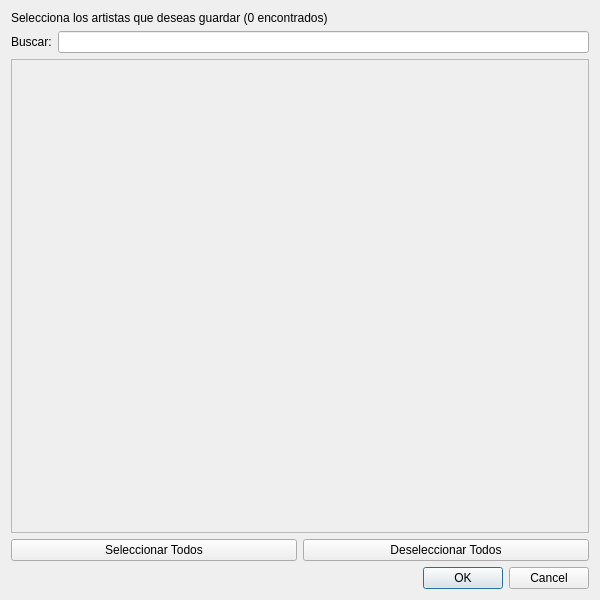
Qt form ui/muspy_artists_dialog.ui (volteret4/mfuz) before a commit.
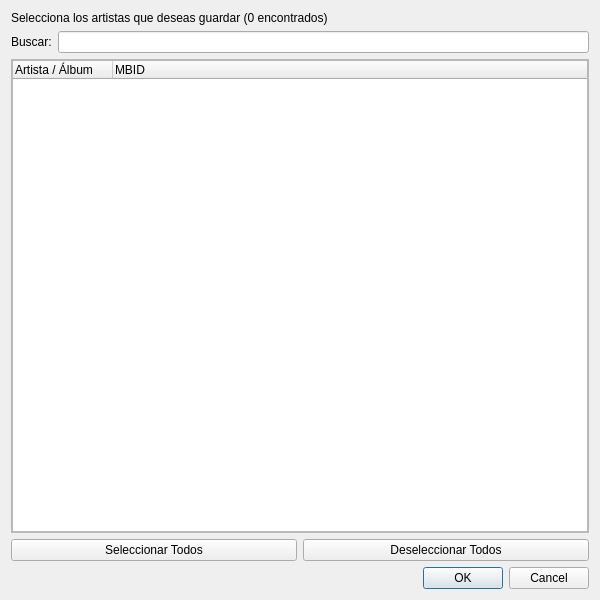
The same form after that commit. The open tabs and pages were chosen to show the change.

The edit to the form file:
```diff
--- a/ui/muspy_artists_dialog.ui
+++ b/ui/muspy_artists_dialog.ui
@@ -52,10 +52,84 @@
         <x>0</x>
         <y>0</y>
         <width>580</width>
-        <height>481</height>
+        <height>464</height>
        </rect>
       </property>
-      <layout class="QVBoxLayout" name="scroll_layout"/>
+      <layout class="QVBoxLayout" name="scroll_layout">
+       <property name="leftMargin">
+        <number>0</number>
+       </property>
+       <property name="topMargin">
+        <number>0</number>
+       </property>
+       <property name="rightMargin">
+        <number>0</number>
+       </property>
+       <property name="bottomMargin">
+        <number>0</number>
+       </property>
+       <item>
+        <widget class="QStackedWidget" name="stackedWidget">
+         <property name="currentIndex">
+          <number>1</number>
+         </property>
+         <widget class="QWidget" name="page">
+          <layout class="QVBoxLayout" name="verticalLayout_2">
+           <property name="leftMargin">
+            <number>0</number>
+           </property>
+           <property name="topMargin">
+            <number>0</number>
+           </property>
+           <property name="rightMargin">
+            <number>0</number>
+           </property>
+           <property name="bottomMargin">
+            <number>0</number>
+           </property>
+           <item>
+            <widget class="QTreeWidget" name="treeWidget">
+             <column>
+              <property name="text">
+               <string>Artista / Álbum</string>
+              </property>
+             </column>
+             <column>
+              <property name="text">
+               <string>MBID</string>
+              </property>
+             </column>
+             <column>
+              <property name="text">
+               <string/>
+              </property>
+             </column>
+            </widget>
+           </item>
+          </layout>
+         </widget>
+         <widget class="QWidget" name="page_2">
+          <layout class="QVBoxLayout" name="verticalLayout_3">
+           <property name="leftMargin">
+            <number>0</number>
+           </property>
+           <property name="topMargin">
+            <number>0</number>
+           </property>
+           <property name="rightMargin">
+            <number>0</number>
+           </property>
+           <property name="bottomMargin">
+            <number>0</number>
+           </property>
+           <item>
+            <widget class="QListWidget" name="listWidget"/>
+           </item>
+          </layout>
+         </widget>
+        </widget>
+       </item>
+      </layout>
      </widget>
     </widget>
    </item>
```
Left out of the diff: 2 changed lines with no effect on the pictures.
